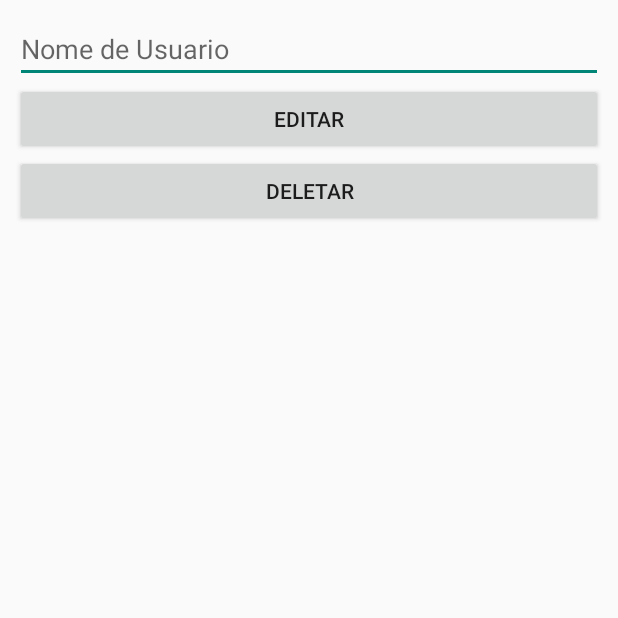
After one commit to alvaromarinho/showdatrigonometria, an Android app: the Alterar screen opened directly, with no data from a screen before it, on a phone screen of 412 x 824 dp, the top half of it. The commit adds this screen. Run offline under Robolectric (Android 15) with nearby library versions, the phone set to English and light mode, and no system bars; 2 statements that could not run were skipped.

Commit message:
Funções CRUD prontas, Consultar não aparece os dados no ListView

```diff
--- /dev/null
+++ b/app/src/main/java/com/example/alvinkalango/showdatrigonometria/Alterar.java
@@ -0,0 +1,59 @@
+package com.example.alvinkalango.showdatrigonometria;
+
+import android.app.Activity;
+import android.content.Intent;
+import android.database.Cursor;
+import android.os.Bundle;
+import android.view.View;
+import android.widget.Button;
+import android.widget.EditText;
+
+public class Alterar extends Activity{
+
+    EditText Nome;
+    Button Editar;
+    Button Deletar;
+
+    ManipulaBanco CRUD;
+    Cursor Cursor;
+    String codigo;
+
+    @Override
+    protected void onCreate(Bundle savedInstanceState) {
+        super.onCreate(savedInstanceState);
+        setContentView(R.layout.activity_alterar);
+
+        codigo = this.getIntent().getStringExtra("codigo");
+
+        CRUD = new ManipulaBanco(getBaseContext());
+
+        Nome = (EditText)findViewById(R.id.editTextUsuarioED);
+
+        Editar = (Button)findViewById(R.id.bt_editar);
+        Deletar = (Button)findViewById(R.id.bt_deletar);
+
+        Cursor = CRUD.carregarDadoById(Integer.parseInt(codigo));
+        Nome.setText(Cursor.getString(Cursor.getColumnIndexOrThrow(CriarBanco.NOME)));
+
+        Editar.setOnClickListener(new View.OnClickListener() {
+            @Override
+            public void onClick(View v) {
+                CRUD.alterarRegistro(Integer.parseInt(codigo), Nome.getText().toString(), "", "", "", "", "", "", "");
+                Intent intent = new Intent(Alterar.this, Consultar.class);
+                startActivity(intent);
+                finish();
+            }
+        });
+
+        Deletar.setOnClickListener(new View.OnClickListener() {
+            @Override
+            public void onClick(View v) {
+                CRUD.deletarRegistro(Integer.parseInt(codigo));
+                Intent intent = new Intent(Alterar.this, Consultar.class);
+                startActivity(intent);
+                finish();
+            }
+        });
+    }
+
+}
--- a/app/src/main/java/com/example/alvinkalango/showdatrigonometria/CriarBanco.java
+++ b/app/src/main/java/com/example/alvinkalango/showdatrigonometria/CriarBanco.java
@@ -9,6 +9,7 @@ public class CriarBanco extends SQLiteOpenHelper{
     protected static final String NOME_BANCO = "banco.db";
     protected static final String TABELA = "cadastro";
     protected static final int VERSAO = 1;
+    protected static final String ID = "_id";
     protected static final String NOME = "nome";
     protected static final String PERGUNTA = "pergunta";
     protected static final String ACERTOSMODULO = "acertosmodulo";
@@ -25,8 +26,8 @@ public class CriarBanco extends SQLiteOpenHelper{
 
     @Override
     public void onCreate(SQLiteDatabase db) {
-        String sql = "CREATE TABLE "+TABELA+"(" +
-                "_id INTEGER PRIMARY KEY AUTOINCREMENT," +
+        String sql = "CREATE TABLE "+TABELA+" (" +
+                ID + " INTEGER PRIMARY KEY AUTOINCREMENT," +
                 NOME + " TEXT," +
                 PERGUNTA + " INTERGER," +
                 ACERTOSMODULO + " INTERGER," +
--- /dev/null
+++ b/app/src/main/res/layout/activity_alterar.xml
@@ -0,0 +1,28 @@
+<?xml version="1.0" encoding="utf-8"?>
+<RelativeLayout xmlns:android="http://schemas.android.com/apk/res/android"
+    android:orientation="vertical"
+    android:padding="10dp"
+    android:layout_width="match_parent"
+    android:layout_height="match_parent">
+
+    <EditText
+        android:layout_width="match_parent"
+        android:layout_height="wrap_content"
+        android:hint="Nome de Usuario"
+        android:id="@+id/editTextUsuarioED" />
+
+    <Button
+        android:layout_width="match_parent"
+        android:layout_height="wrap_content"
+        android:text="Editar"
+        android:id="@+id/bt_editar"
+        android:layout_below="@+id/editTextUsuarioED"/>
+
+    <Button
+        android:layout_width="match_parent"
+        android:layout_height="wrap_content"
+        android:text="Deletar"
+        android:id="@+id/bt_deletar"
+        android:layout_below="@+id/bt_editar"/>
+
+</RelativeLayout>
```
Also changed, not shown: app/src/main/AndroidManifest.xml (+9 -1 lines), app/src/main/java/com/example/alvinkalango/showdatrigonometria/Consultar.java (added, +49 -0 lines), app/src/main/java/com/example/alvinkalango/showdatrigonometria/MainActivity.java (+11 -4 lines), app/src/main/java/com/example/alvinkalango/showdatrigonometria/ManipulaBanco.java (+66 -0 lines), app/src/main/res/layout/activity_consultar.xml (added, +14 -0 lines), app/src/main/res/layout/activity_main.xml (+2 -9 lines), app/src/main/res/layout/usuario.xml (added, +24 -0 lines).
